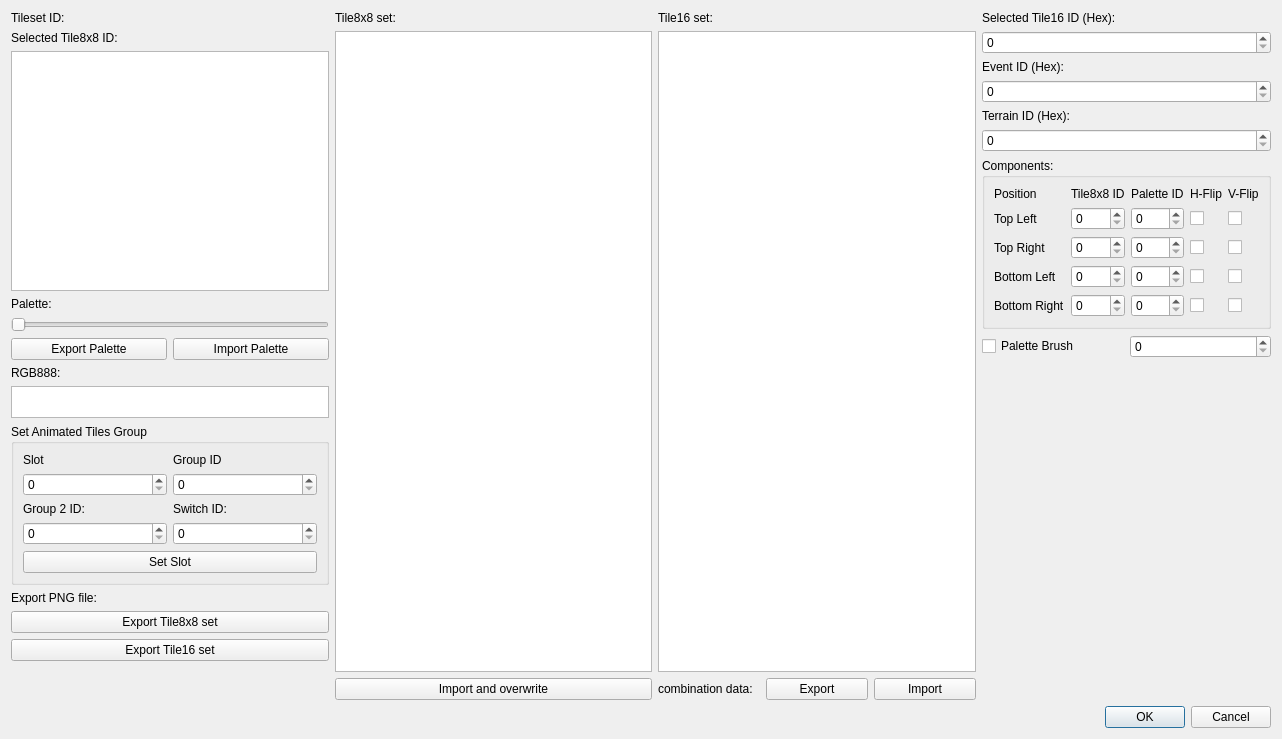
First picture: the form in Dialog/TilesetEditDialog.ui, repository wario-land/WL4Editor, before the edit.
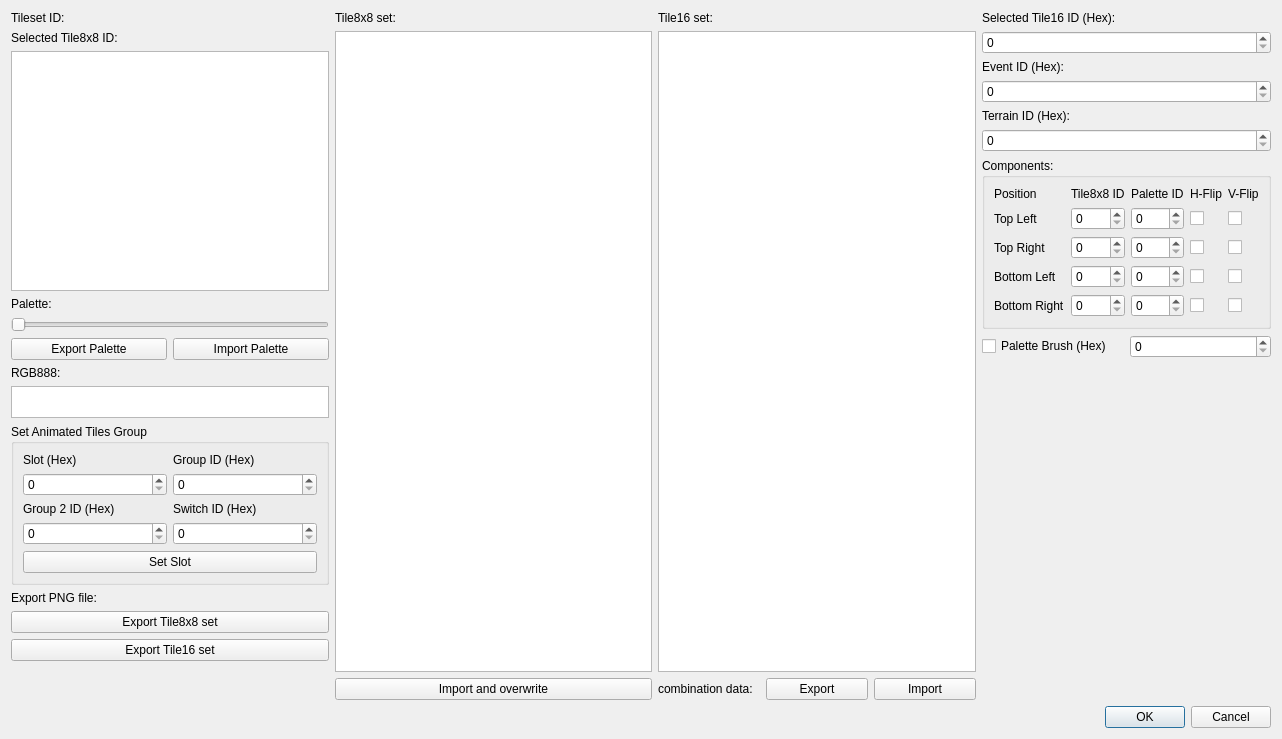
Second picture: the form after the edit. Custom widgets are drawn as their Qt base class.

The edit to the form file:
```diff
--- a/Dialog/TilesetEditDialog.ui
+++ b/Dialog/TilesetEditDialog.ui
@@ -132,7 +132,7 @@
             <item row="0" column="1">
              <widget class="QLabel" name="label_AnimatedTileGroupId">
               <property name="text">
-               <string>Group ID</string>
+               <string>Group ID (Hex)</string>
               </property>
              </widget>
             </item>
@@ -149,14 +149,14 @@
             <item row="2" column="1">
              <widget class="QLabel" name="label_AnimatedTileSwitchId">
               <property name="text">
-               <string>Switch ID:</string>
+               <string>Switch ID (Hex)</string>
               </property>
              </widget>
             </item>
             <item row="0" column="0">
              <widget class="QLabel" name="label_AnimatedTIleGroupSlot">
               <property name="text">
-               <string>Slot</string>
+               <string>Slot (Hex)</string>
               </property>
              </widget>
             </item>
@@ -173,7 +173,7 @@
             <item row="2" column="0">
              <widget class="QLabel" name="label_AnimatedTileGroup2Id">
               <property name="text">
-               <string>Group 2 ID:</string>
+               <string>Group 2 ID (Hex)</string>
               </property>
              </widget>
             </item>
@@ -613,7 +613,7 @@
          <item>
           <widget class="QCheckBox" name="checkBox_paletteBrush">
            <property name="text">
-            <string>Palette Brush</string>
+            <string>Palette Brush (Hex)</string>
            </property>
           </widget>
          </item>
```
